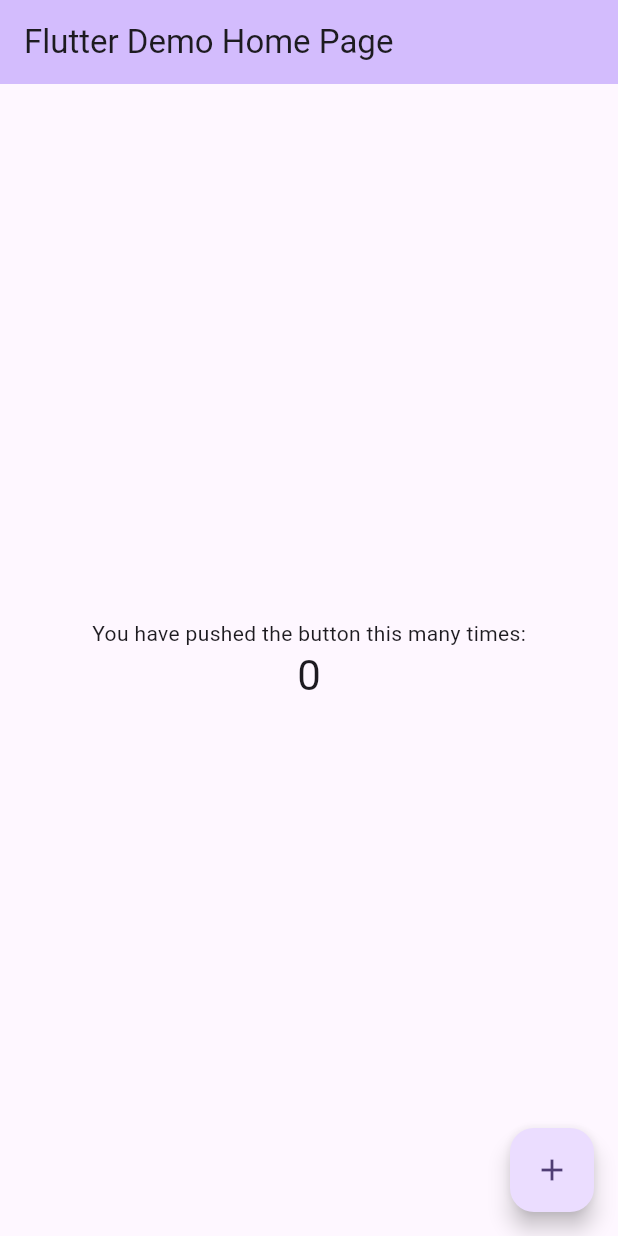
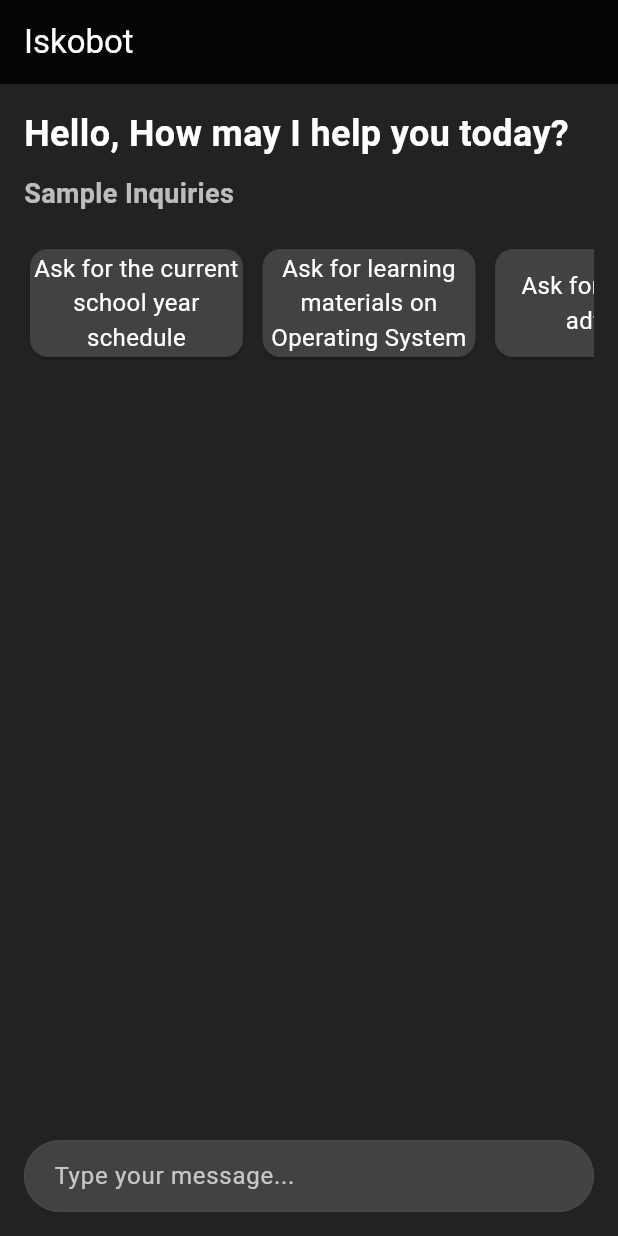
Before and after one commit to SiegfredLorelle/iskobot, a Flutter app: the screen it shows after launch, on a phone screen of 412 x 824 dp. Run offline on Flutter 3.47's test engine with Material 3 defaults, Android fonts, the phone set to English and light mode, and no system bars.

Commit message:
feat: chatbot ui

```diff
--- a/iskobot/lib/main.dart
+++ b/iskobot/lib/main.dart
@@ -7,119 +7,141 @@
 class MyApp extends StatelessWidget {
   const MyApp({super.key});
 
-  // This widget is the root of your application.
   @override
   Widget build(BuildContext context) {
     return MaterialApp(
-      title: 'Flutter Demo',
+      title: 'Iskobot',
       theme: ThemeData(
-        // This is the theme of your application.
-        //
-        // TRY THIS: Try running your application with "flutter run". You'll see
-        // the application has a purple toolbar. Then, without quitting the app,
-        // try changing the seedColor in the colorScheme below to Colors.green
-        // and then invoke "hot reload" (save your changes or press the "hot
-        // reload" button in a Flutter-supported IDE, or press "r" if you used
-        // the command line to start the app).
-        //
-        // Notice that the counter didn't reset back to zero; the application
-        // state is not lost during the reload. To reset the state, use hot
-        // restart instead.
-        //
-        // This works for code too, not just values: Most code changes can be
-        // tested with just a hot reload.
         colorScheme: ColorScheme.fromSeed(seedColor: Colors.deepPurple),
         useMaterial3: true,
       ),
-      home: const MyHomePage(title: 'Flutter Demo Home Page'),
+      home: const MyHomePage(),
     );
   }
 }
 
-class MyHomePage extends StatefulWidget {
-  const MyHomePage({super.key, required this.title});
-
-  // This widget is the home page of your application. It is stateful, meaning
-  // that it has a State object (defined below) that contains fields that affect
-  // how it looks.
-
-  // This class is the configuration for the state. It holds the values (in this
-  // case the title) provided by the parent (in this case the App widget) and
-  // used by the build method of the State. Fields in a Widget subclass are
-  // always marked "final".
-
-  final String title;
-
-  @override
-  State<MyHomePage> createState() => _MyHomePageState();
-}
-
-class _MyHomePageState extends State<MyHomePage> {
-  int _counter = 0;
-
-  void _incrementCounter() {
-    setState(() {
-      // This call to setState tells the Flutter framework that something has
-      // changed in this State, which causes it to rerun the build method below
-      // so that the display can reflect the updated values. If we changed
-      // _counter without calling setState(), then the build method would not be
-      // called again, and so nothing would appear to happen.
-      _counter++;
-    });
-  }
+class MyHomePage extends StatelessWidget {
+  const MyHomePage({super.key});
 
   @override
   Widget build(BuildContext context) {
-    // This method is rerun every time setState is called, for instance as done
-    // by the _incrementCounter method above.
-    //
-    // The Flutter framework has been optimized to make rerunning build methods
-    // fast, so that you can just rebuild anything that needs updating rather
-    // than having to individually change instances of widgets.
     return Scaffold(
+      backgroundColor: Colors.black87, // Darker background
       appBar: AppBar(
-        // TRY THIS: Try changing the color here to a specific color (to
-        // Colors.amber, perhaps?) and trigger a hot reload to see the AppBar
-        // change color while the other colors stay the same.
-        backgroundColor: Theme.of(context).colorScheme.inversePrimary,
-        // Here we take the value from the MyHomePage object that was created by
-        // the App.build method, and use it to set our appbar title.
-        title: Text(widget.title),
+        backgroundColor: Colors.black87, // Darker AppBar
+        title: const Text(
+          'Iskobot',
+          style: TextStyle(
+              color: Colors.white), // Set the AppBar title text color to white
         ),
-      body: Center(
-        // Center is a layout widget. It takes a single child and positions it
-        // in the middle of the parent.
+      ),
+      body: Column(
+        children: [
+          Expanded(
+            child: Padding(
+              padding: const EdgeInsets.all(16.0),
               child: Column(
-          // Column is also a layout widget. It takes a list of children and
-          // arranges them vertically. By default, it sizes itself to fit its
-          // children horizontally, and tries to be as tall as its parent.
-          //
-          // Column has various properties to control how it sizes itself and
-          // how it positions its children. Here we use mainAxisAlignment to
-          // center the children vertically; the main axis here is the vertical
-          // axis because Columns are vertical (the cross axis would be
-          // horizontal).
-          //
-          // TRY THIS: Invoke "debug painting" (choose the "Toggle Debug Paint"
-          // action in the IDE, or press "p" in the console), to see the
-          // wireframe for each widget.
-          mainAxisAlignment: MainAxisAlignment.center,
-          children: <Widget>[
+                crossAxisAlignment: CrossAxisAlignment.start,
+                children: [
                   const Text(
-              'You have pushed the button this many times:',
+                    'Hello, How may I help you today?',
+                    style: TextStyle(
+                      fontSize: 24,
+                      fontWeight: FontWeight.bold,
+                      color: Colors
+                          .white, // Ensure text is visible on dark background
                     ),
-            Text(
-              '$_counter',
-              style: Theme.of(context).textTheme.headlineMedium,
+                  ),
+                  const SizedBox(height: 10), // Spacing between text and cards
+                  const Text(
+                    'Sample Inquiries',
+                    style: TextStyle(
+                      fontSize: 18,
+                      fontWeight: FontWeight.w600,
+                      color:
+                          Colors.white70, // Slightly dimmed white for contrast
+                    ),
+                  ),
+                  const SizedBox(height: 10), // Spacing between text and cards
+                  SizedBox(
+                    height: 100, // Fixed height for the scrollable area
+                    child: SingleChildScrollView(
+                      scrollDirection: Axis.horizontal,
+                      child: Row(
+                        children: [
+                          Container(
+                            width: 150, // Adjust width as needed
+                            height: 80, // Adjust height as needed
+                            child: const InquiryCard(
+                              text: 'Ask for the current school year schedule',
+                            ),
+                          ),
+                          SizedBox(width: 5), // Spacer between items
+                          Container(
+                            width: 150, // Adjust width as needed
+                            height: 80, // Adjust height as needed
+                            child: const InquiryCard(
+                              text:
+                                  'Ask for learning materials on Operating System',
+                            ),
+                          ),
+                          SizedBox(width: 5), // Spacer between items
+                          Container(
+                            width: 150, // Adjust width as needed
+                            height: 80, // Adjust height as needed
+                            child: const InquiryCard(
+                              text: 'Ask for course advice',
+                            ),
                           ),
                         ],
                       ),
                     ),
-      floatingActionButton: FloatingActionButton(
-        onPressed: _incrementCounter,
-        tooltip: 'Increment',
-        child: const Icon(Icons.add),
-      ), // This trailing comma makes auto-formatting nicer for build methods.
+                  ),
+                ],
+              ),
+            ),
+          ),
+          Padding(
+            padding: const EdgeInsets.all(16.0),
+            child: TextField(
+              decoration: InputDecoration(
+                filled: true,
+                fillColor: Colors.grey.shade800,
+                hintText: 'Type your message...',
+                hintStyle: const TextStyle(color: Colors.white70),
+                border: OutlineInputBorder(
+                  borderRadius: BorderRadius.circular(30.0),
+                ),
+                contentPadding: const EdgeInsets.symmetric(horizontal: 16.0),
+              ),
+              style: const TextStyle(color: Colors.white),
+            ),
+          ),
+        ],
+      ),
     );
   }
 }
+
+class InquiryCard extends StatelessWidget {
+  final String text;
+
+  const InquiryCard({super.key, required this.text});
+
+  @override
+  Widget build(BuildContext context) {
+    return Card(
+      color: Colors.grey.shade800,
+      child: Center(
+        child: Text(
+          text,
+          textAlign: TextAlign.center,
+          style: const TextStyle(
+            color: Colors.white,
+            fontSize: 16,
+          ),
+        ),
+      ),
+    );
+  }
+}
```
Lines whose indentation alone changed are shown as unchanged.
